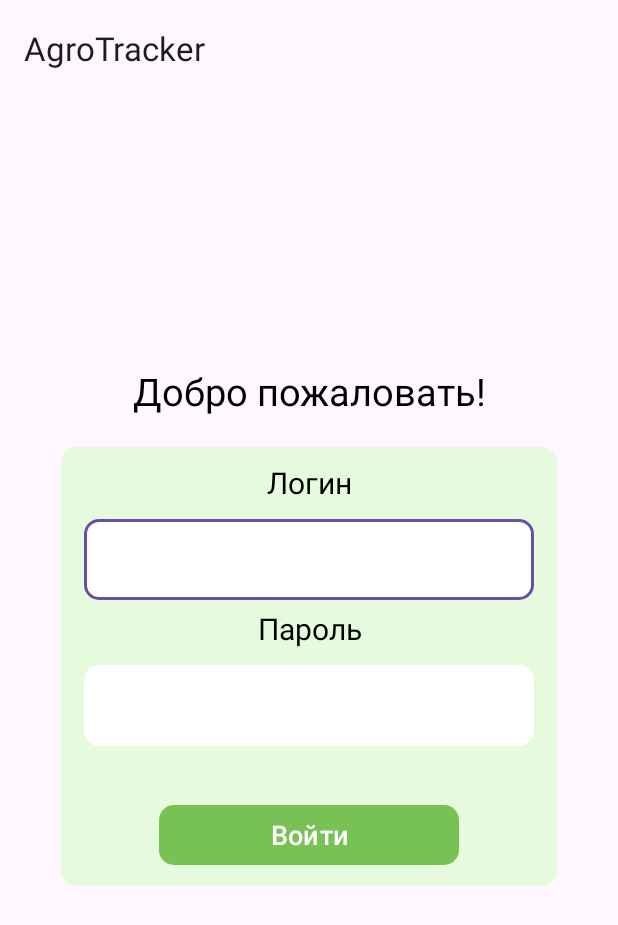
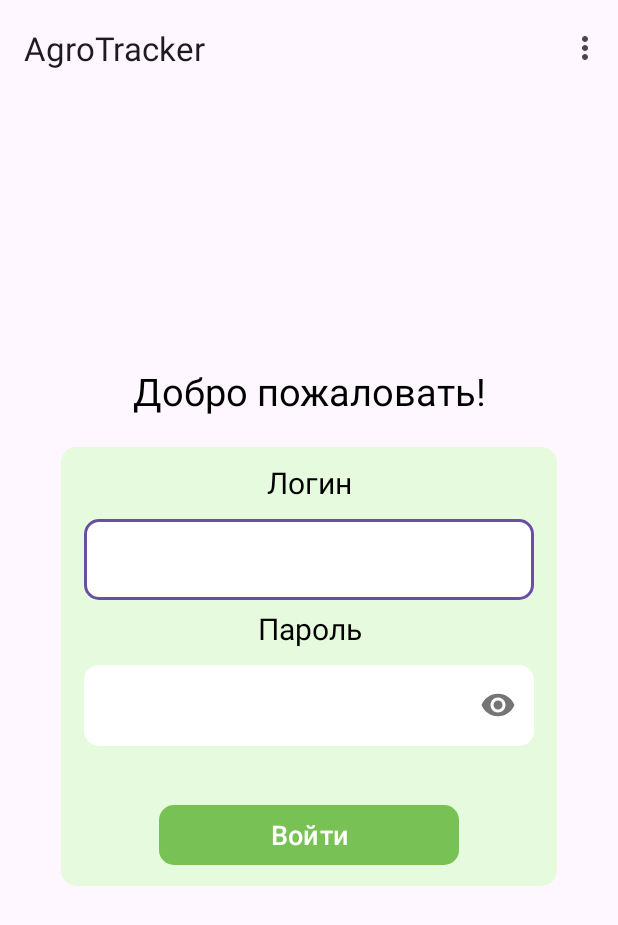
Before and after one commit to AnastasiaBeschastnova/AgroTracker, an Android app: the screen it shows after launch (MainActivity), after a tap on "Войти", on a phone screen of 412 x 824 dp. Shown: the top 925 px of the screen. Run offline under Robolectric (Android 15) with nearby library versions, the phone set to English and light mode, and no system bars; our stand-ins replace navigation-ui; 1 statement that could not run was skipped.

Commit message:
Added logout button

```diff
--- a/app/src/main/java/com/example/agrotracker/LoginFragment.kt
+++ b/app/src/main/java/com/example/agrotracker/LoginFragment.kt
@@ -33,7 +33,7 @@ class LoginFragment : Fragment() {
     override fun onCreate(savedInstanceState: Bundle?) {
         super.onCreate(savedInstanceState)
         viewModel.setPreferences(preferences)
-        viewModel.checkToken()
+        //viewModel.checkToken()
         lifecycleScope.launch {
             repeatOnLifecycle(Lifecycle.State.STARTED) {
                 viewModel.uiAction.collect {
@@ -76,6 +76,14 @@ class LoginFragment : Fragment() {
                 }
             }
         }
+        lifecycleScope.launch {
+            repeatOnLifecycle(Lifecycle.State.STARTED) {
+                viewModel.loginVisibility.collect{
+                    binding.helloText.text="Добро пожаловать!"
+                    binding.autorizeCard.isVisible=it
+                }
+            }
+        }
     }
     override fun onCreateView(
         inflater: LayoutInflater, container: ViewGroup?,
@@ -87,14 +95,15 @@ class LoginFragment : Fragment() {
 
     }
 
+    override fun onStart() {
+        super.onStart()
+        viewModel.checkToken()
+        binding.loginInputEditText.text = null
+        binding.passwordInputEditText.text = null
+    }
+
     override fun onViewCreated(view: View, savedInstanceState: Bundle?) {
         super.onViewCreated(view, savedInstanceState)
-        if(viewModel.loginVisibility)
-        {
-            binding.helloText.text="Добро пожаловать!"
-            binding.autorizeCard.isVisible=viewModel.loginVisibility
-        }
-        viewModel.checkWorks()
         binding.buttonLogIn.setOnClickListener {
             viewModel.login(
                 binding.loginInputEditText.text.toString(),
--- a/app/src/main/java/com/example/agrotracker/LoginViewModel.kt
+++ b/app/src/main/java/com/example/agrotracker/LoginViewModel.kt
@@ -1,13 +1,17 @@
 package com.example.agrotracker
 
 import androidx.lifecycle.ViewModel
+import androidx.lifecycle.viewModelScope
 import com.example.agrotracker.api.NetworkService
 import com.example.agrotracker.localdata.AgroTrackerPreferences
 import kotlinx.coroutines.CoroutineScope
 import kotlinx.coroutines.Dispatchers
 import kotlinx.coroutines.flow.MutableSharedFlow
+import kotlinx.coroutines.flow.MutableStateFlow
 import kotlinx.coroutines.flow.SharedFlow
+import kotlinx.coroutines.flow.StateFlow
 import kotlinx.coroutines.flow.asSharedFlow
+import kotlinx.coroutines.flow.asStateFlow
 import kotlinx.coroutines.flow.catch
 import kotlinx.coroutines.flow.flow
 import kotlinx.coroutines.launch
@@ -26,7 +30,9 @@ class LoginViewModel : ViewModel() {
 
     private var preferences: AgroTrackerPreferences? = null
 
-    var loginVisibility = false
+
+    private val _loginVisibility = MutableStateFlow<Boolean>(false)
+    val loginVisibility: StateFlow<Boolean> = _loginVisibility.asStateFlow()
     private var startTime: String = ""
     private var creatorId: Int = 0
 
@@ -35,13 +41,12 @@ class LoginViewModel : ViewModel() {
         this.preferences = preferences
     }
 
-    fun checkToken(){
+    fun checkToken() = viewModelScope.launch{
         if(preferences?.getToken()!=null){
             selectUserInfo(preferences?.getToken().toString())
-            loginVisibility = false
         }
         else{//если нет сохраненного токена, нужно авторизоваться
-            loginVisibility=true
+            _loginVisibility.emit(true)
         }
     }
     fun checkWorks(){
@@ -67,7 +72,6 @@ class LoginViewModel : ViewModel() {
                 }
                 _uiAction.emit(Actions.ShowToast(message))
             }.collect { selectUserInfoResponse ->
-
                 if (selectUserInfoResponse?.role == "Оператор") {
                     selectOperatorWorks(selectUserInfoResponse.id)
                 } else if (selectUserInfoResponse?.role == "Администратор") {
--- a/app/src/main/java/com/example/agrotracker/MainActivity.kt
+++ b/app/src/main/java/com/example/agrotracker/MainActivity.kt
@@ -15,6 +15,7 @@ import androidx.navigation.ui.navigateUp
 import androidx.navigation.ui.setupActionBarWithNavController
 import android.view.Menu
 import android.view.MenuItem
+import androidx.appcompat.app.ActionBar.DisplayOptions
 import androidx.core.app.ActivityCompat
 import androidx.core.content.ContextCompat
 import androidx.navigation.NavController
@@ -29,18 +30,13 @@ class MainActivity : AppCompatActivity() {
     private lateinit var appBarConfiguration: AppBarConfiguration
     private lateinit var binding: ActivityMainBinding
 
-    private var preferences: AgroTrackerPreferences? = null
-
+    private val preferences: AgroTrackerPreferences by lazy { AgroTrackerPreferences(applicationContext) }
+    private val navController by lazy { findNavController(R.id.nav_host_fragment_content_main) }
 
 
     override fun onCreate(savedInstanceState: Bundle?) {
         super.onCreate(savedInstanceState)
-//        if(preferences?.getToken()==null){
-//
-//
-//        } else{
-//
-//        }
+
 
 
 
@@ -49,9 +45,7 @@ class MainActivity : AppCompatActivity() {
                 this,
                 Manifest.permission.ACCESS_FINE_LOCATION
             ) == PERMISSION_GRANTED) {
-            //println("Location Permission GRANTED")
         } else {
-            //println("Location Permission DENIED")
             ActivityCompat.requestPermissions(
                 this,
                 arrayOf(Manifest.permission.ACCESS_FINE_LOCATION),
@@ -60,22 +54,18 @@ class MainActivity : AppCompatActivity() {
         }
 
 
-
-
-
-
-
-
         Configuration.getInstance().setUserAgentValue("AgroTracker_20240312_014400")
 
         binding = ActivityMainBinding.inflate(layoutInflater)
         setContentView(binding.root)
-
         setSupportActionBar(binding.toolbar)
-
-        val navController = findNavController(R.id.nav_host_fragment_content_main)
         appBarConfiguration = AppBarConfiguration(navController.graph)
         setupActionBarWithNavController(navController, appBarConfiguration)
+//        menuInflater.inflate(R.menu.menu, binding.toolbar.menu)
+//        binding.toolbar.setOnMenuItemClickListener {
+//            println("нажат выход")
+//            false
+//        }
     }
 
 
@@ -86,8 +76,16 @@ class MainActivity : AppCompatActivity() {
     }
 
 
+    override fun onCreateOptionsMenu(menu: Menu?): Boolean {
+        menuInflater.inflate(R.menu.menu, menu)
+        return super.onCreateOptionsMenu(menu)
+    }
 
-
+    override fun onOptionsItemSelected(item: MenuItem): Boolean {
+        preferences.deleteToken()
+        navController.popBackStack(R.id.LoginFragment, false)
+        return super.onOptionsItemSelected(item)
+    }
 
 
 
--- a/app/src/main/java/com/example/agrotracker/api/NetworkService.kt
+++ b/app/src/main/java/com/example/agrotracker/api/NetworkService.kt
@@ -27,7 +27,7 @@ class NetworkService private constructor() {
 
     companion object {
         private var mInstance: NetworkService? = null
-        private const val BASE_URL = "http://192.168.0.103:5000/"
+        private const val BASE_URL = "http://192.168.0.105:5000/"
         val instance: NetworkService?
             get() {
                 if (mInstance == null) {
--- /dev/null
+++ b/app/src/main/res/drawable/ic_logout.xml
@@ -0,0 +1,5 @@
+<vector xmlns:android="http://schemas.android.com/apk/res/android" android:autoMirrored="true" android:height="24dp" android:tint="#000000" android:viewportHeight="24" android:viewportWidth="24" android:width="24dp">
+
+    <path android:fillColor="@android:color/white" android:pathData="M17,7l-1.41,1.41L18.17,11H8v2h10.17l-2.58,2.58L17,17l5,-5zM4,5h8V3H4c-1.1,0 -2,0.9 -2,2v14c0,1.1 0.9,2 2,2h8v-2H4V5z"/>
+
+</vector>
--- a/app/src/main/res/layout/activity_main.xml
+++ b/app/src/main/res/layout/activity_main.xml
@@ -15,6 +15,7 @@
         <com.google.android.material.appbar.MaterialToolbar
             android:id="@+id/toolbar"
             android:layout_width="match_parent"
+            app:menu="@menu/menu"
             android:layout_height="?attr/actionBarSize" />
 
     </com.google.android.material.appbar.AppBarLayout>
--- a/app/src/main/res/layout/fragment_login.xml
+++ b/app/src/main/res/layout/fragment_login.xml
@@ -88,6 +88,7 @@
                 android:layout_height="wrap_content"
                 android:layout_gravity="center"
                 android:layout_marginBottom="5dp"
+                app:passwordToggleEnabled="true"
 
                 >
 
--- /dev/null
+++ b/app/src/main/res/menu/menu.xml
@@ -0,0 +1,10 @@
+<?xml version="1.0" encoding="utf-8"?>
+<menu xmlns:android="http://schemas.android.com/apk/res/android">
+<item
+    android:id="@+id/logout"
+    android:title="Выход"
+    android:icon="@drawable/ic_logout"
+    />
+
+
+</menu>
```
